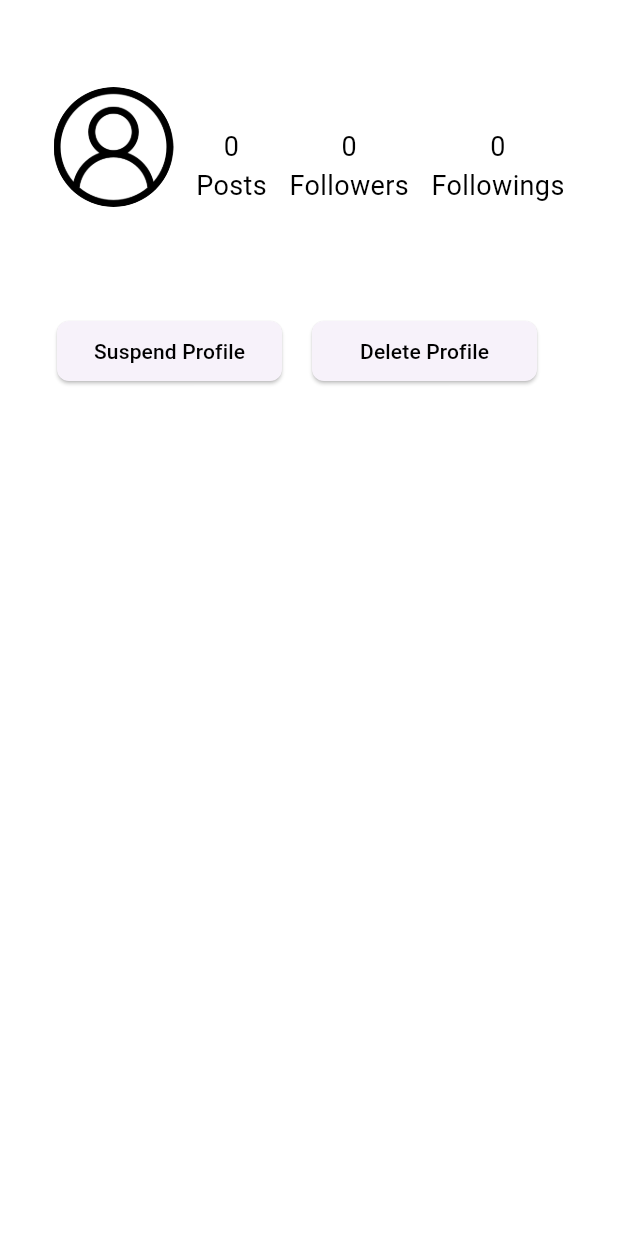
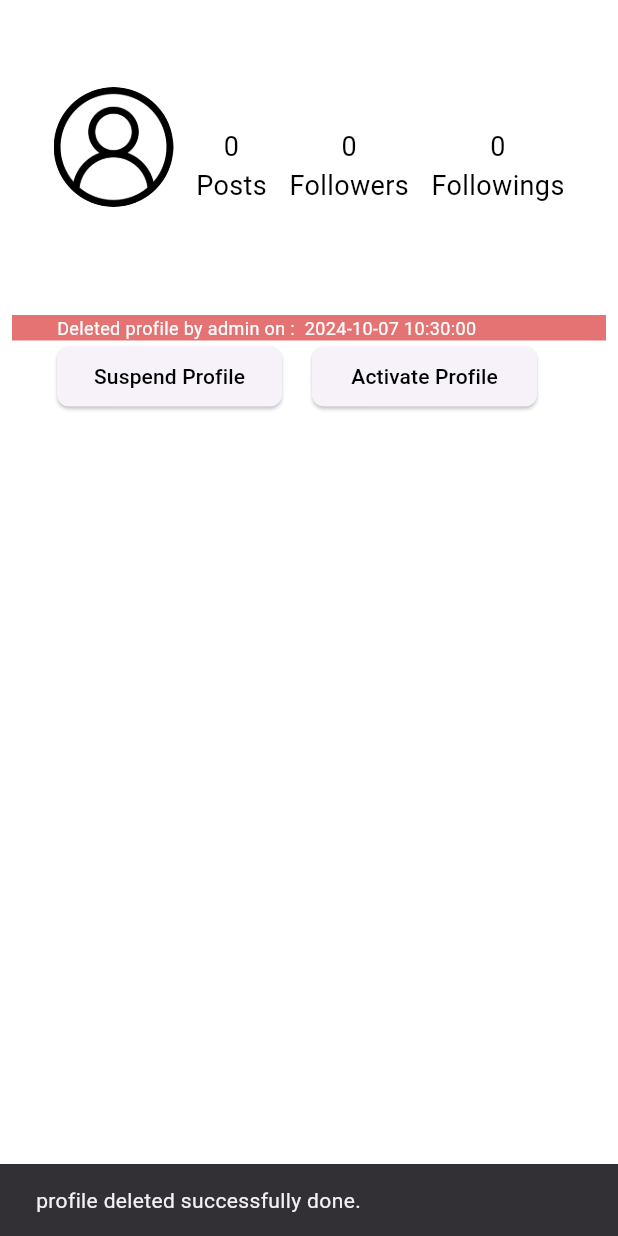
Before and after one commit to SumanTanwar/SocialTrails_Flutter, a Flutter app: the AdminUserDetailManageScreen screen opened directly, after a tap on "Delete Profile", on a phone screen of 412 x 824 dp. Run offline on Flutter 3.47's test engine with Material 3 defaults, Android fonts, the phone set to English and light mode, and no system bars; our stand-ins replace connectivity_plus, firebase_auth, firebase_core, firebase_database, firebase_storage, google_maps_flutter and 3 more; accounts and stored records are empty.

Commit message:
admin delete and active profile

```diff
--- a/lib/Adminpanel/adminusermanage.dart
+++ b/lib/Adminpanel/adminusermanage.dart
@@ -18,7 +18,7 @@ class _AdminUserDetailManageScreenState extends State<AdminUserDetailManageScree
   Users? user;
   bool isLoading = true;
   final UserService userService = UserService();
-
+  String deleteProfileStatus = "";
   @override
   void initState() {
     super.initState();
@@ -27,6 +27,11 @@ class _AdminUserDetailManageScreenState extends State<AdminUserDetailManageScree
 
   Future<void> _fetchUserDetails() async {
     user = await userService.adminGetUserByID(widget.userId);
+    print("suspend ${user?.suspendedreason}");
+    if(user?.admindeleted == true)
+      {
+        deleteProfileStatus = "Deleted profile by admin on :  ${user?.admindeletedon}";
+      }
     setState(() {
       isLoading = false;
     });
@@ -104,7 +109,32 @@ class _AdminUserDetailManageScreenState extends State<AdminUserDetailManageScree
   }
 
   void _deleteProfile(String userId) {
-    // Implement delete functionality
+    userService.adminDeleteProfile(userId, OperationCallback(
+      onSuccess: () {
+        setState(() {
+          user?.admindeleted = true;
+          deleteProfileStatus = "Deleted profile by admin on :  ${Utils.getCurrentDatetime()}";
+        });
+        Utils.showMessage(context, "profile deleted successfully done.");
+      },
+      onFailure: (errMessage) {
+        Utils.showError(context, "delete profile failed! Please try again later.");
+      },
+    ));
+  }
+  void _undeleteProfile(String userId) {
+    userService.adminUnDeleteProfile(userId, OperationCallback(
+      onSuccess: () {
+        setState(() {
+          user?.admindeleted = false;
+          deleteProfileStatus = "";
+        });
+        Utils.showMessage(context, "profile activate  successfully done.");
+      },
+      onFailure: (errMessage) {
+        Utils.showError(context, "activate profile failed! Please try again later.");
+      },
+    ));
   }
 
   @override
@@ -158,14 +188,30 @@ class _AdminUserDetailManageScreenState extends State<AdminUserDetailManageScree
               UserDetailText(label: user?.bio ?? ''),
               UserDetailText(label: user?.email ?? ''),
               SizedBox(height: 5),
+            if (user?.profiledeleted == true) ...[
               UserDetailText(
-                label: user?.suspendedreason ?? '',
+                label: "user has deleted own profile.",
+                isVisible: true,
+                textColor: Colors.white,
+                backgroundColor: Colors.red[300]!,
+              )
+              ]
+              else ...[
+              UserDetailText(
+                label:  "Suspended profile: ${user?.suspendedreason}",
                 isVisible: user?.suspended ?? false,
                 textColor: user?.suspended == true ? Colors.white : Colors.black,
                 backgroundColor: user?.suspended == true ? Color(0xFFFF9800) : Colors.transparent,
               ),
               SizedBox(height: 5),
-              UserDetailText(label: 'Delete reason (if any)', isVisible: user?.admindeleted ?? false),
+              UserDetailText(
+                label: deleteProfileStatus,
+                isVisible: user?.admindeleted ?? false,
+                textColor: user?.admindeleted == true ? Colors.white : Colors.black,
+                backgroundColor: user?.admindeleted == true ? Colors.red[300]! : Colors.transparent,
+              ),
+],
+    if (user?.profiledeleted == false) ...[
               Row(
                 children: [
                   Padding(
@@ -183,11 +229,12 @@ class _AdminUserDetailManageScreenState extends State<AdminUserDetailManageScree
                     width: 150,
                     child: ProfileButton(
                       label: user?.admindeleted == true ? 'Activate Profile' : 'Delete Profile',
-                      onPressed: user?.admindeleted == true ? () => _deleteProfile(widget.userId) : () => _deleteProfile(widget.userId),
+                      onPressed: user?.admindeleted == true ? () => _undeleteProfile(widget.userId) : () => _deleteProfile(widget.userId),
                     ),
                   ),
                 ],
               ),
+    ]
             ],
           ),
         ),
--- a/lib/Interface/IUserInterface.dart
+++ b/lib/Interface/IUserInterface.dart
@@ -9,4 +9,6 @@ abstract class IUserInterface {
   Future<Users?> adminGetUserByID(String uid);
   void suspendProfile(String userId, String suspendedBy, String reason, OperationCallback callback);
   void activateProfile(String userId, OperationCallback callback);
+  void adminDeleteProfile(String userId, OperationCallback callback);
+  void adminUnDeleteProfile(String userId, OperationCallback callback);
 }
--- a/lib/ModelData/Users.dart
+++ b/lib/ModelData/Users.dart
@@ -16,7 +16,7 @@ class Users {
   bool admindeleted;
   bool suspended;
   bool isactive;
-  String? suspendedreason,suspendedby;
+  String? suspendedreason,suspendedby,admindeletedon;
 
   Users({
     required this.userId,
@@ -31,6 +31,8 @@ class Users {
     this.admindeleted = false,
     this.suspended = false,
     this.isactive = true,
+    this.suspendedreason,
+    this.admindeletedon,
   }) : createdon = createdon ?? Utils.getCurrentDatetime();
 
   // Convert a Users object into a Map
@@ -65,6 +67,8 @@ class Users {
       admindeleted: json['admindeleted'],
       suspended: json['suspended'],
       isactive: json['isactive'],
+      suspendedreason: json['suspendedreason'],
+      admindeletedon: json['admindeletedon'],
     );
   }
 
@@ -81,6 +85,9 @@ class Users {
       admindeleted: data['admindeleted'] ?? false,
       profiledeleted: data['profiledeleted'] ?? false,
       suspended: data['suspended'] ?? false,
+      suspendedreason: data['suspendedreason'] ?? '',
+      admindeletedon: data['admindeletedon'] ?? Utils.getCurrentDatetime(),
+
     );
   }
 }
--- a/lib/Utility/UserService.dart
+++ b/lib/Utility/UserService.dart
@@ -142,5 +142,41 @@ class UserService extends IUserInterface {
       }
     });
   }
+  @override
+  void adminDeleteProfile(String userId, OperationCallback callback) {
+    Map<String, dynamic> updates = {
+      "admindeleted": true,
+      "admindeletedon": Utils.getCurrentDatetime(),
+      "isactive": false,
+    };
+
+    reference.child(_collectionName).child(userId).update(updates).then((_) {
+      if (callback != null) {
+        callback.onSuccess();
+      }
+    }).catchError((error) {
+      if (callback != null) {
+        callback.onFailure(error.toString());
+      }
+    });
+  }
+  @override
+  void adminUnDeleteProfile(String userId, OperationCallback callback) {
+    Map<String, dynamic> updates = {
+      "admindeleted": false,
+      "admindeletedon": null,
+      "isactive": true,
+    };
+
+    reference.child(_collectionName).child(userId).update(updates).then((_) {
+      if (callback != null) {
+        callback.onSuccess();
+      }
+    }).catchError((error) {
+      if (callback != null) {
+        callback.onFailure(error.toString());
+      }
+    });
+  }
 
 }
```
